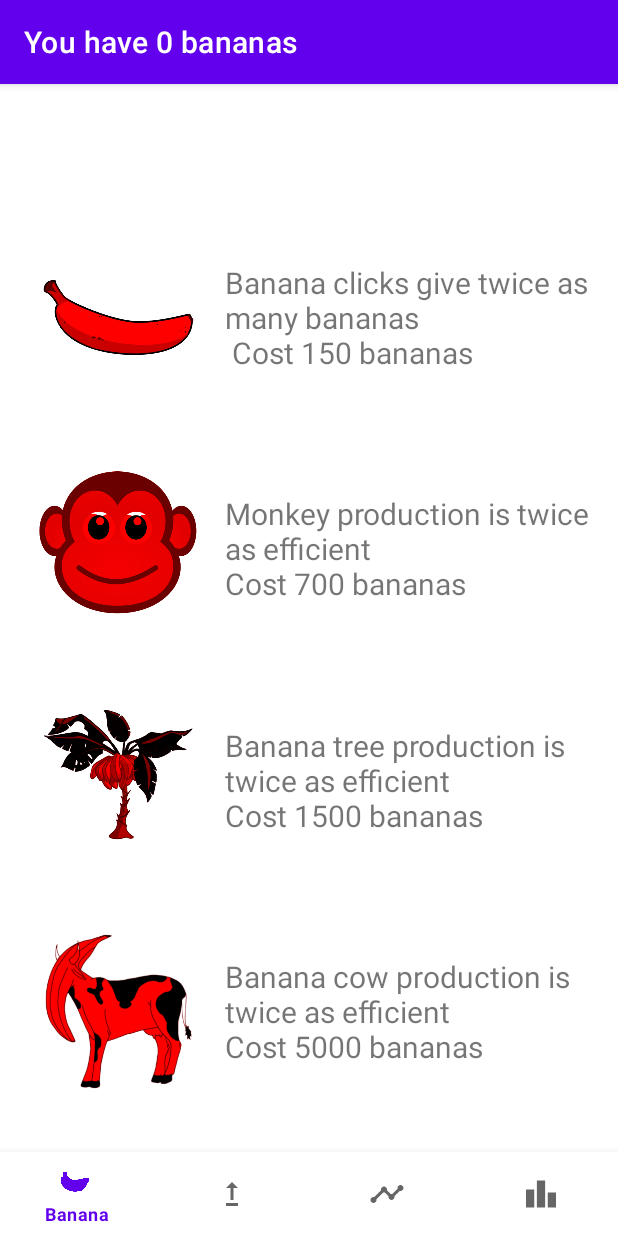
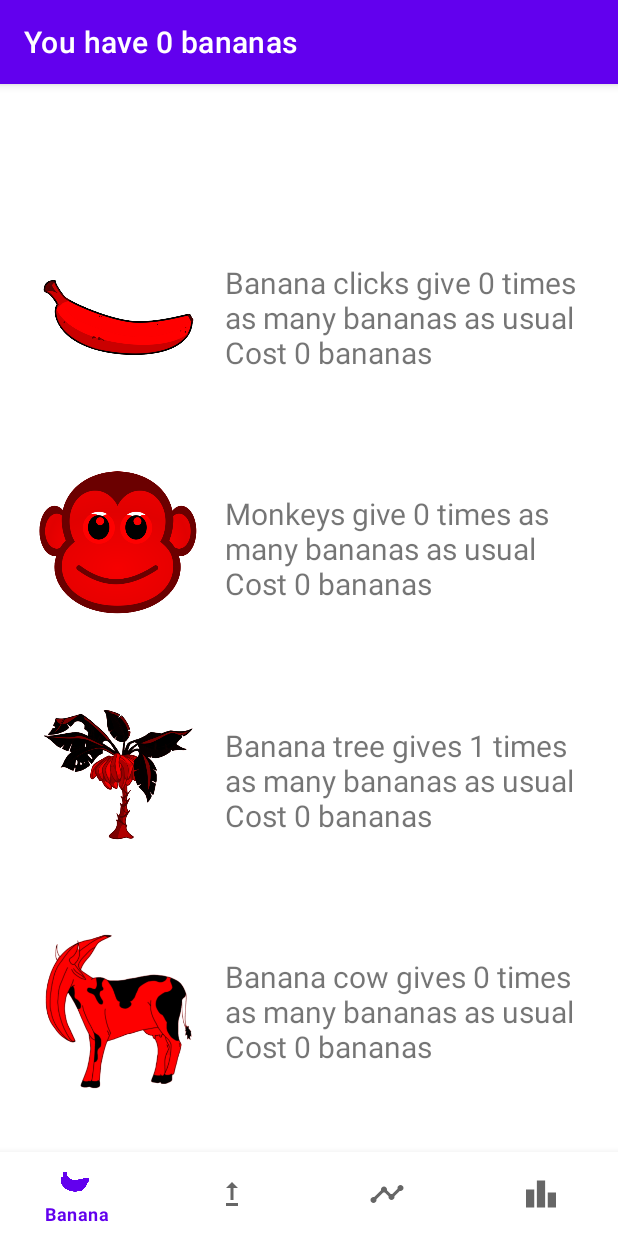
Before and after one commit to FosterBright18/BananaClicker, an Android app: the UpgradesFragment screen opened through its navigation route, after a tap on an icon or button, on a phone screen of 412 x 824 dp. Run offline under Robolectric (Android 15) with nearby library versions, the phone set to English and light mode, and no system bars; our stand-ins replace navigation-ui; 9 statements that could not run were skipped.

Commit message:
Fix crashing after opening the upgrades fragment

```diff
--- a/app/src/main/java/com/foster/bananaclicker/MainActivity.kt
+++ b/app/src/main/java/com/foster/bananaclicker/MainActivity.kt
@@ -24,6 +24,10 @@ class MainActivity : AppCompatActivity() {
     var monkeyUp = 1
     var cowUp = 1
     var treeUp = 1
+    var bananaUpPrice = 150
+    var monkeyUpPrice = 700
+    var treeUpPrice = 1500
+    var cowUpPrice = 5000
     var ssb = SpannableStringBuilder()
 
 
--- a/app/src/main/java/com/foster/bananaclicker/ui/BananaFragment.kt
+++ b/app/src/main/java/com/foster/bananaclicker/ui/BananaFragment.kt
@@ -31,8 +31,8 @@ class BananaFragment : Fragment() {
     private val binding get() = _binding!!
     private var bananas = 0
     var monkeyPrice = 10.00
-    var treePrice = 200.00
-    var cowPrice = 1000.00
+    var treePrice = 300.00
+    var cowPrice = 2000.00
     lateinit var mainActivity : MainActivity
 
     override fun onCreateView(
@@ -104,8 +104,7 @@ class BananaFragment : Fragment() {
                 mainActivity.monkeys++
                 mainActivity.bananas -= monkeyPrice.toInt()
                 monkeyPrice += 2 * mainActivity.monkeys * mainActivity.monkeys
-                binding.textViewBananaMonkeyDesc.text = "Monkey - Cost ${monkeyPrice.toInt()} bananas" +
-                        "\nGives 1 banana per second\nYou currently have: ${mainActivity.monkeys}"
+                updateTextViews()
             }
             mainActivity.supportActionBar?.title = "You have ${mainActivity.bananas} bananas"
         }
@@ -121,8 +120,7 @@ class BananaFragment : Fragment() {
                 mainActivity.trees++
                 mainActivity.bananas -= treePrice.toInt()
                 treePrice += 2 * mainActivity.trees * mainActivity.trees
-                binding.textViewBananaTreedesc.text = "Banana Tree - Cost ${treePrice.toInt()} bananas" +
-                        "\nGives 5 bananas per second\nYou currently have: ${mainActivity.trees}"
+                updateTextViews()
             }
             mainActivity.supportActionBar?.title = "You have ${mainActivity.bananas} bananas"
         }
@@ -136,10 +134,9 @@ class BananaFragment : Fragment() {
             }
             if(mainActivity.bananas >= cowPrice){
                 mainActivity.cows++
-                mainActivity.bananas -=cowPrice.toInt()
+                mainActivity.bananas -= cowPrice.toInt()
                 cowPrice += 2 * mainActivity.cows * mainActivity.cows
-                binding.textViewBananaBananaCowDesc.text = "Banana Cow - Cost ${cowPrice.toInt()} bananas" +
-                        "\nGives 100 bananas per second\nYou currently have: ${mainActivity.cows}"
+                updateTextViews()
             }
             mainActivity.supportActionBar?.title = "You have ${mainActivity.bananas} bananas"
         }
@@ -148,12 +145,25 @@ class BananaFragment : Fragment() {
         return root
     }
 
+    private fun updateTextViews() {
+        binding.textViewBananaIncome.text = "Bananas per second:\n" +
+                "${mainActivity.monkeys * 1 + mainActivity.trees * 5 + mainActivity.cows * 100}" +
+                "\nBananas per click:\n${mainActivity.bananaClick}"
+        binding.textViewBananaMonkeyDesc.text = "Monkey - Cost ${monkeyPrice.toInt()} bananas" +
+                "\nGives 1 banana per second\nYou currently have: ${mainActivity.monkeys}"
+        binding.textViewBananaTreedesc.text = "Banana Tree - Cost ${treePrice.toInt()} bananas" +
+                "\nGives 5 bananas per second\nYou currently have: ${mainActivity.trees}"
+        binding.textViewBananaBananaCowDesc.text = "Banana Cow - Cost ${cowPrice.toInt()} bananas" +
+                "\nGives 100 bananas per second\nYou currently have: ${mainActivity.cows}"
+
+    }
+
 
     override fun onResume() {
         super.onResume()
         //mainActivity.supportActionBar?.title = "${R.drawable.bananas}${mainActivity.bananas} bananas"
 
-
+        updateTextViews()
 
     }
 
--- a/app/src/main/java/com/foster/bananaclicker/ui/UpgradesFragment.kt
+++ b/app/src/main/java/com/foster/bananaclicker/ui/UpgradesFragment.kt
@@ -21,10 +21,14 @@ class UpgradesFragment : Fragment() {
     // onDestroyView.
     private val binding get() = _binding!!
     lateinit var mainActivity : MainActivity
-    private var bananaUp = 1
-    private var monkeyUp = 1
-    private var treeUp = 1
-    private var cowUp = 1
+    private var bananaUp = mainActivity.bananaClick
+    private var monkeyUp = mainActivity.monkeyUp
+    private var treeUp = mainActivity.treeUp
+    private var cowUp = mainActivity.cowUp
+    private var bananaUpPrice = mainActivity.bananaUpPrice
+    private var monkeyUpPrice = mainActivity.monkeyUpPrice
+    private var treeUpPrice = mainActivity.treeUpPrice
+    private var cowUpPrice = mainActivity.cowUpPrice
 
     override fun onCreateView(
         inflater: LayoutInflater,
@@ -38,59 +42,63 @@ class UpgradesFragment : Fragment() {
 
 
         binding.imageViewUpgradesBanana.setOnClickListener{
-            if((mainActivity.bananas >= (150 * bananaUp).toInt())){
+            if((mainActivity.bananas >= (bananaUpPrice).toInt())){
                 var on = true
                 if(on){
                     on == false
                     binding.imageViewUpgradesBanana.startAnimation(AnimationUtils.loadAnimation(activity?.applicationContext, R.anim.button_click))
                     on == true
                 }
+                mainActivity.bananas -= bananaUpPrice
                 mainActivity.bananaClick++
                 bananaUp++
-                binding.textViewUpgradesBananaDesc.text = "Banana clicks give $bananaUp" +
-                        " times as many bananas as usual\\nCost ${150 * bananaUp} bananas"
+                bananaUpPrice *= bananaUp
+                updateTextViews()
             }
         }
         binding.imageViewUpgradesMonkey.setOnClickListener{
-            if((mainActivity.bananas >= (700 * monkeyUp).toInt())){
+            if((mainActivity.bananas >= (monkeyUpPrice).toInt())){
                 var on = true
                 if(on){
                     on == false
                     binding.imageViewUpgradesMonkey.startAnimation(AnimationUtils.loadAnimation(activity?.applicationContext, R.anim.button_click))
                     on == true
                 }
+                mainActivity.bananas -= monkeyUpPrice
                 mainActivity.monkeyUp++
                 monkeyUp++
-                binding.textViewUpgradesMonkeyDesc.text = "Monkeys give $monkeyUp" +
-                        " times as many bananas as usual\\nCost ${700 * monkeyUp} bananas"
+                monkeyUpPrice *= monkeyUp
+                updateTextViews()
             }
         }
         binding.imageViewUpgradesCow.setOnClickListener{
-            if((mainActivity.bananas >= (1500 * cowUp).toInt())){
+            if((mainActivity.bananas >= (cowUpPrice).toInt())){
                 var on = true
                 if(on){
                     on == false
                     binding.imageViewUpgradesCow.startAnimation(AnimationUtils.loadAnimation(activity?.applicationContext, R.anim.button_click))
                     on == true
                 }
+                mainActivity.bananas -= cowUpPrice
                 mainActivity.cowUp++
                 cowUp++
-                binding.textViewUpgradesCowDesc.text = "Banana cow gives $cowUp" +
-                        " times as many bananas as usual\\nCost ${1500 * cowUp} bananas"
+                cowUpPrice *= cowUp
+                updateTextViews()
             }
         }
         binding.imageViewUpgradesTree.setOnClickListener{
-            if((mainActivity.bananas >= (5000 * treeUp).toInt())){
+            if((mainActivity.bananas >= (20000 * treeUpPrice).toInt())){
                 var on = true
                 if(on){
                     on == false
                     binding.imageViewUpgradesTree.startAnimation(AnimationUtils.loadAnimation(activity?.applicationContext, R.anim.button_click))
                     on == true
                 }
+                mainActivity.bananas -= treeUpPrice
                 mainActivity.treeUp++
                 treeUp++
-                binding.textViewUpgradesTreeDesc.text = "Banana tree gives $treeUp" +
-                        " times as many bananas as usual\\nCost ${5000 * treeUp} bananas"
+                treeUpPrice *= treeUp
+                updateTextViews()
             }
         }
 
@@ -98,12 +106,27 @@ class UpgradesFragment : Fragment() {
         return root
     }
 
+    private fun updateTextViews() {
+        binding.textViewUpgradesBananaDesc.text = "Banana clicks give $bananaUp" +
+                " times as many bananas as usual\nCost ${bananaUpPrice} bananas"
+        mainActivity.bananaClick = bananaUpPrice
+        binding.textViewUpgradesMonkeyDesc.text = "Monkeys give $monkeyUp" +
+                " times as many bananas as usual\nCost ${monkeyUpPrice} bananas"
+        mainActivity.monkeyUpPrice = monkeyUpPrice
+        binding.textViewUpgradesCowDesc.text = "Banana cow gives $cowUp" +
+                " times as many bananas as usual\nCost ${cowUpPrice} bananas"
+        mainActivity.cowUpPrice = cowUpPrice
+        binding.textViewUpgradesTreeDesc.text = "Banana tree gives $treeUp" +
+                " times as many bananas as usual\nCost ${treeUpPrice} bananas"
+        mainActivity.treeUpPrice = treeUpPrice
+    }
 
 
     override fun onResume() {
         super.onResume()
         var mainActivity = requireActivity() as MainActivity
         mainActivity.supportActionBar?.title = "You have ${mainActivity.bananas} bananas"
+        updateTextViews()
 
     }
 
```
Also changed, not shown: app/src/main/res/layout/fragment_banana.xml (+11 -3 lines).
